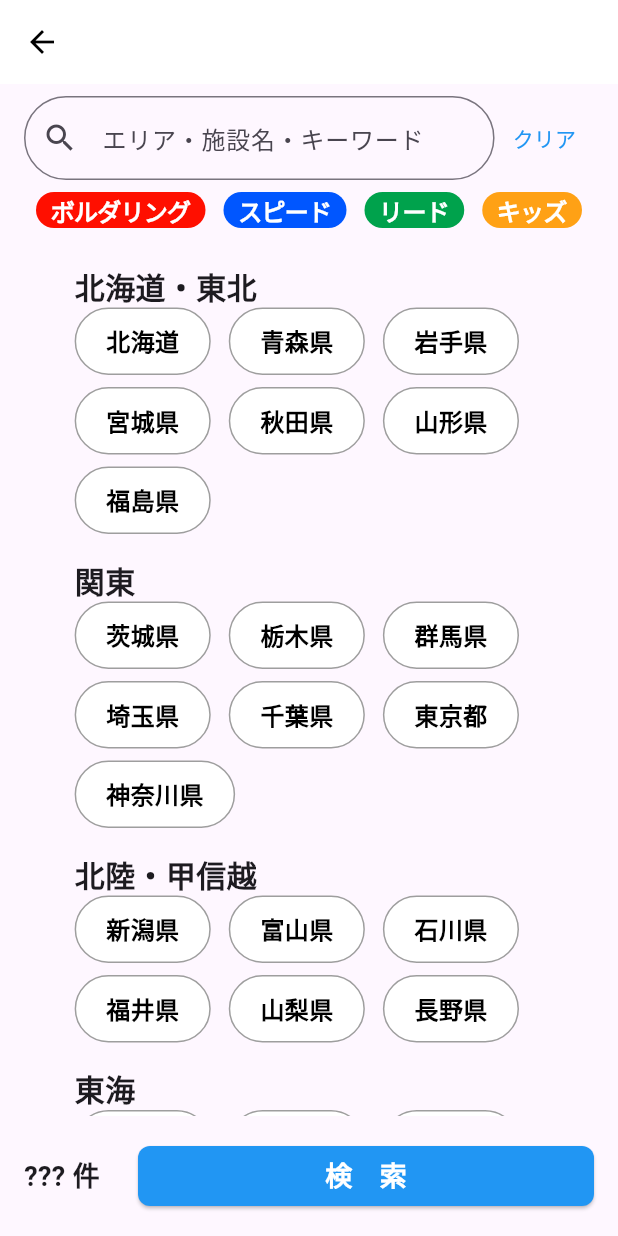
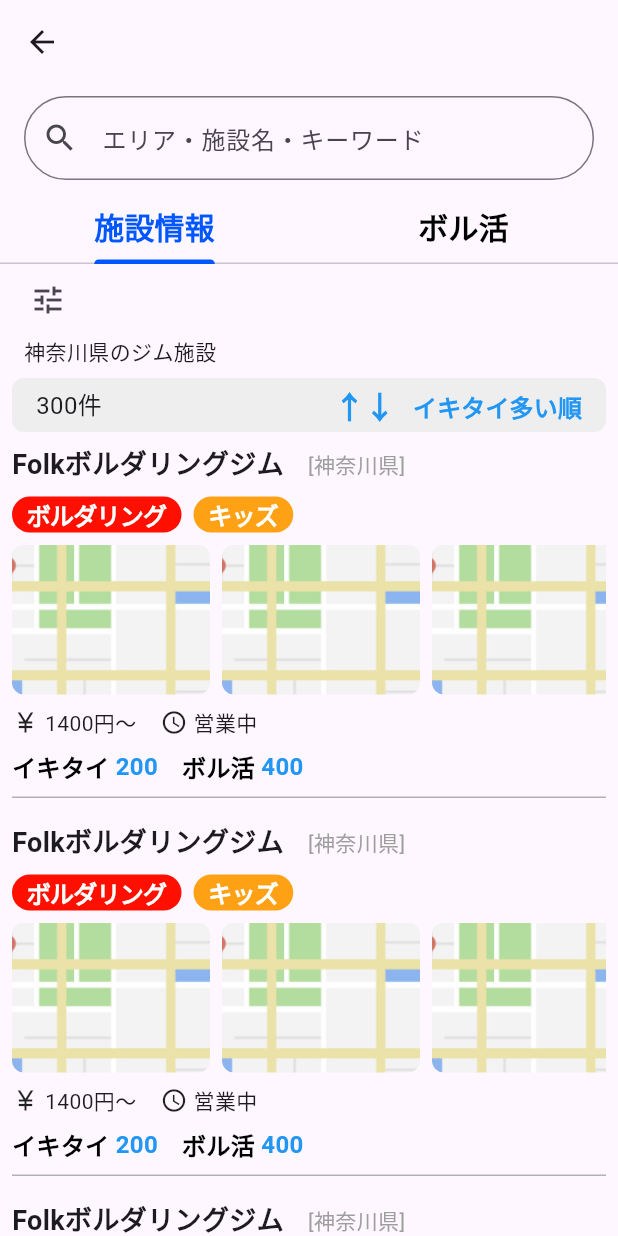
Before and after one commit to MRIkaito/bouldering_app, a Flutter app: the SearchGimPage screen opened directly, after a tap on an icon or button, on a phone screen of 412 x 824 dp. Run offline on Flutter 3.47's test engine with Material 3 defaults, Android fonts, the phone set to English and light mode, and no system bars; our stand-ins replace auto_route, flutter_riverpod, flutter_svg, google_fonts; project files that could hold a hidden picture were left out.

Commit message:
ジム検索結果画面を実装

```diff
--- a/lib/view/components/boul_log.dart
+++ b/lib/view/components/boul_log.dart
@@ -2,35 +2,18 @@ import 'package:flutter/material.dart';
 
 class BoulLog extends StatelessWidget {
   final String userName;
-  //final String userRole;
   final String date;
   final String gymName;
   final String gymLocation;
   final String activity;
-  // final String userIconUrl;
-  // final String imageUrl;
 
   const BoulLog({
     super.key,
-    /* 本来はすべて必要・・・本番では下記のrequiredをつける */
-    // required this.userName,
-    // required this.userRole,
-    // required this.date,
-    // required this.gymName,
-    // required this.gymLocation,
-    // required this.activity,
-    // required this.userIconUrl,
-    // required this.imageUrl,
-
-    // デモ用：userIconUrl, imageUrlは，設定する必要あり．今はただの◯とか写真をベタ書きで設定
-    this.userName = 'ムラーん',
-    // this.userRole,
+    this.userName = 'ムラーン',
     this.date = '2024.09.23',
     this.gymName = 'Folkボルダリングジム',
     this.gymLocation = '[神奈川県]',
     this.activity = 'いまセッションやってます！',
-    // this.userIconUrl,
-    // this.imageUrl,
   });
 
   @override
@@ -46,7 +29,6 @@ class BoulLog extends StatelessWidget {
               // 丸いアイコン部分
               const CircleAvatar(
                 radius: 24,
-                // backgroundImage: NetworkImage(userIconUrl),    // 本番はDBから取得したアイコンを表示
                 backgroundImage:
                     AssetImage("lib/view/assets/test_user_icon.png"),
               ),
@@ -113,14 +95,6 @@ class BoulLog extends StatelessWidget {
                 ),
                 const SizedBox(height: 8),
                 // 活動の画像
-                // 下記，本番用
-                // Image.network(
-                //   imageUrl,
-                //   height: 150,
-                //   width: double.infinity,
-                //   fit: BoxFit.cover,
-                // ),
-                // 下記，ここからデモ用
                 Container(
                   width: 359,
                   height: 136,
@@ -134,17 +108,15 @@ class BoulLog extends StatelessWidget {
                     ),
                   ),
                 ),
-                // ここまでデモ用
               ],
             ),
           ),
           // 下線
           const SizedBox(height: 8),
-          // 下線部分
           Container(
             width: MediaQuery.of(context).size.width - 16,
             height: 1,
-            color: Color(0xFFB1B1B1),
+            color: const Color(0xFFB1B1B1),
           ),
         ],
       ),
--- a/lib/view/components/gim_card.dart
+++ b/lib/view/components/gim_card.dart
@@ -1,7 +1,5 @@
 import 'package:bouldering_app/view/components/gim_category.dart';
 import 'package:flutter/material.dart';
-import 'package:bouldering_app/view/components/bouldering.dart';
-import 'package:bouldering_app/view/components/kids.dart';
 
 class GimCard extends StatelessWidget {
   final String gymName;
@@ -52,7 +50,11 @@ class GimCard extends StatelessWidget {
             ],
           ),
           const SizedBox(height: 8),
-          Row(
+
+          // 更新：横スクロールできるようにした。
+          SingleChildScrollView(
+            scrollDirection: Axis.horizontal,
+            child: Row(
               mainAxisAlignment: MainAxisAlignment.spaceBetween,
               children: [
                 // Placeholder for gym images, using Flutter logo for demo purposes
@@ -73,6 +75,7 @@ class GimCard extends StatelessWidget {
                           ),
                         )),
               ],
+            ),
           ),
           const SizedBox(height: 8),
           Row(
--- a/lib/view/pages/logined_my_page.dart
+++ b/lib/view/pages/logined_my_page.dart
@@ -12,7 +12,7 @@ class LoginedMyPage extends StatelessWidget {
   @override
   Widget build(BuildContext context) {
     return DefaultTabController(
-      length: 2, // タブの数(SwitcherTab内のタブ数と一致する)
+      length: 2,
       child: Scaffold(
         appBar: AppBar(),
         body: SafeArea(
@@ -27,40 +27,38 @@ class LoginedMyPage extends StatelessWidget {
                       crossAxisAlignment: CrossAxisAlignment.start,
                       children: [
                         // ユーザ欄
-                        const UserLogoAndName(
-                            userName: 'ログインユーザ名'), // 取得したユーザ名を表示
+                        const UserLogoAndName(userName: 'ログインユーザ名'),
                         const SizedBox(height: 16),
-
                         // ボル活
-                        const ThisMonthBoulLog(), // 各ユーザのボル活を下に計算して表示
+                        const ThisMonthBoulLog(),
                         const SizedBox(height: 8),
-
                         // お気に入り・お気に入られ
-                        const Row(
+                        Row(
                           mainAxisAlignment: MainAxisAlignment.spaceBetween,
                           children: [
                             Button(
                               buttonName: "お気に入り",
-                              buttonWidth: 196,
+                              buttonWidth:
+                                  ((MediaQuery.of(context).size.width) / 2) -
+                                      24,
                               buttonHeight: 36,
                               buttonTextColorCode: 0xFF000000,
                             ),
                             Button(
                               buttonName: "お気に入られ",
-                              buttonWidth: 196,
+                              buttonWidth:
+                                  ((MediaQuery.of(context).size.width) / 2) -
+                                      24,
                               buttonHeight: 36,
                               buttonTextColorCode: 0xFF000000,
                             ),
                           ],
                         ),
                         const SizedBox(height: 8),
-
                         // 自己紹介文
-                        // Containerを使用して幅制約を設ける
                         Container(
                           width: double.infinity,
                           child: const Text(
-                            // 各ユーザーの紹介文を取得して表示
                             "今はまだ5級しか登れませんが，将来は1級を登れるようになることが目標です！！よろしくお願いします！",
                             textAlign: TextAlign.left,
                             softWrap: true,
@@ -77,7 +75,6 @@ class LoginedMyPage extends StatelessWidget {
                           ),
                         ),
                         const SizedBox(height: 12),
-
                         // 好きなジム欄
                         const Text(
                           "好きなジム",
@@ -94,7 +91,6 @@ class LoginedMyPage extends StatelessWidget {
                         Container(
                           width: double.infinity,
                           child: const Text(
-                            // 各ユーザーの好きなジムをそのまま表示する
                             """
 ・Folkボルダリングジム
 ・Dボルダリング綱島
@@ -113,26 +109,25 @@ class LoginedMyPage extends StatelessWidget {
                             ),
                           ),
                         ),
-
+                        const SizedBox(height: 8),
                         // ボル活歴
-                        Row(children: [
-                          SvgPicture.asset(
-                            'lib/view/assets/date_range.svg',
-                          ),
-                          const SizedBox(width: 8),
-                          const Text("1年2ヶ月"), // ユーザのボル活歴を取得
-                        ]),
-
+                        Row(
+                          children: [
+                            SvgPicture.asset('lib/view/assets/date_range.svg'),
+                            const SizedBox(width: 8),
+                            const Text("1年2ヶ月"),
+                          ],
+                        ),
                         const SizedBox(height: 8),
                         // ホームジム
-                        Row(children: [
-                          SvgPicture.asset(
-                            'lib/view/assets/home_gim_icon.svg',
-                          ),
-                          const SizedBox(width: 8),
-                          const Text("Folkボルダリングジム") // ユーザのホームジムを取得
-                        ]),
-
+                        Row(
+                          children: [
+                            SvgPicture.asset(
+                                'lib/view/assets/home_gim_icon.svg'),
+                            const SizedBox(width: 8),
+                            const Text("Folkボルダリングジム"),
+                          ],
+                        ),
                         const SizedBox(height: 16),
                       ],
                     ),
@@ -161,26 +156,12 @@ class LoginedMyPage extends StatelessWidget {
             },
             body: TabBarView(
               children: [
-                // ボル活タブのコンテンツ例
-                // ListView.builder(
-                //   itemCount: 20,
-                //   itemBuilder: (context, index) {
-                //     return ListTile(
-                //       title: Text('ボル活のアイテム ${index + 1}'),
-                //     );
-                //   },
-                // ),
                 ListView.builder(
                   itemCount: 4,
                   itemBuilder: (context, index) {
                     return const BoulLog();
                   },
                 ),
-                // イキタイタブのコンテンツ
-                // const Center(
-                //   child: Text("イキタイのコンテンツがここに表示されます。"),
-                // ),
-
                 ListView.builder(
                   itemCount: 4,
                   itemBuilder: (context, index) {
@@ -211,7 +192,7 @@ class _SliverAppBarDelegate extends SliverPersistentHeaderDelegate {
   Widget build(
       BuildContext context, double shrinkOffset, bool overlapsContent) {
     return Container(
-      color: Color(0xFFFEF7FF),
+      color: const Color(0xFFFEF7FF),
       child: _tabBar,
     );
   }
--- a/lib/view/pages/search_gim_page.dart
+++ b/lib/view/pages/search_gim_page.dart
@@ -1,5 +1,6 @@
 import 'package:auto_route/auto_route.dart';
 import 'package:bouldering_app/view/components/gim_category.dart';
+import 'package:bouldering_app/view/pages/searched_gim_list_page.dart';
 import 'package:flutter/material.dart';
 
 // 遷移先のページ
@@ -158,10 +159,17 @@ class _SearchGimPageState extends State<SearchGimPage> {
                     style:
                         TextStyle(fontSize: 18, fontWeight: FontWeight.bold)),
                 ElevatedButton(
-                  onPressed: () {},
+                  onPressed: () {
+                    // 設定した条件に応じて、検索押下
+                    // Navigatorで画面遷移を行う
+                    Navigator.push(
+                      context,
+                      MaterialPageRoute(
+                        builder: (context) => const SearchedGimListPage(),
+                      ),
+                    );
+                  },
                   style: ElevatedButton.styleFrom(
-                    // padding:
-                    //     const EdgeInsets.symmetric(horizontal: 32, vertical: 0),
                     fixedSize: const Size(304, 32),
                     shape: RoundedRectangleBorder(
                       borderRadius: BorderRadius.circular(8),
--- /dev/null
+++ b/lib/view/pages/searched_gim_list_page.dart
@@ -0,0 +1,160 @@
+import 'package:bouldering_app/view/components/switcher_tab.dart';
+import 'package:flutter/material.dart';
+import 'package:bouldering_app/view/components/gim_card.dart';
+
+class SearchedGimListPage extends StatelessWidget {
+  const SearchedGimListPage({super.key});
+
+  @override
+  Widget build(BuildContext context) {
+    return DefaultTabController(
+      length: 2,
+      child: Scaffold(
+        appBar: AppBar(
+          elevation: 0,
+        ),
+        body: Column(
+          children: [
+            // 検索ボックス
+            Container(
+              padding: const EdgeInsets.symmetric(horizontal: 16, vertical: 8),
+              child: Row(
+                children: [
+                  Expanded(
+                    child: TextField(
+                      decoration: InputDecoration(
+                        hintText: 'エリア・施設名・キーワード',
+                        border: OutlineInputBorder(
+                          borderRadius: BorderRadius.circular(32),
+                          borderSide: const BorderSide(color: Colors.grey),
+                        ),
+                        prefixIcon: const Icon(Icons.search),
+                      ),
+                    ),
+                  ),
+                ],
+              ),
+            ),
+
+            // タブバー
+            const SwitcherTab(leftTabName: "施設情報", rightTabName: "ボル活"),
+
+            // タブビュー内でのリスト
+            Expanded(
+              child: TabBarView(
+                children: [
+                  SingleChildScrollView(
+                    child: Column(
+                      crossAxisAlignment: CrossAxisAlignment.start,
+                      children: [
+                        // チューニングアイコンと検索条件
+                        Padding(
+                          padding: const EdgeInsets.symmetric(horizontal: 8.0),
+                          child: Column(
+                            crossAxisAlignment: CrossAxisAlignment.start,
+                            children: [
+                              IconButton(
+                                icon: const Icon(Icons.tune),
+                                onPressed: () {},
+                              ),
+                              Container(
+                                padding: const EdgeInsets.only(
+                                    left: 8, right: 8, bottom: 8),
+                                child: const Text("神奈川県のジム施設"),
+                              ),
+                              Container(
+                                height: 36,
+                                padding:
+                                    const EdgeInsets.only(left: 16, right: 4),
+                                decoration: BoxDecoration(
+                                  color: Color(0xFFEEEEEE),
+                                  borderRadius: BorderRadius.circular(8),
+                                ),
+                                child: Row(
+                                  mainAxisAlignment:
+                                      MainAxisAlignment.spaceBetween,
+                                  children: [
+                                    const Text(
+                                      "300件",
+                                      style: TextStyle(
+                                        fontSize: 16,
+                                        fontWeight: FontWeight.w400,
+                                      ),
+                                    ),
+                                    Row(
+                                      children: [
+                                        const Text(
+                                          "↑↓",
+                                          style: TextStyle(
+                                            fontSize: 20,
+                                            color: Colors.blue,
+                                            fontWeight: FontWeight.w900,
+                                          ),
+                                        ),
+                                        TextButton(
+                                          onPressed: () {},
+                                          child: const Text(
+                                            "イキタイ多い順",
+                                            style: TextStyle(
+                                              fontSize: 16,
+                                              color: Colors.blue,
+                                              fontWeight: FontWeight.w900,
+                                            ),
+                                          ),
+                                        ),
+                                      ],
+                                    ),
+                                  ],
+                                ),
+                              ),
+                            ],
+                          ),
+                        ),
+
+                        // ジムリスト
+                        ListView.builder(
+                          physics: const NeverScrollableScrollPhysics(),
+                          shrinkWrap: true,
+                          itemCount: 3, // ダミーデータとして3つのジムを表示
+                          itemBuilder: (context, index) {
+                            return const GimCard(
+                              gymName: 'Folkボルダリングジム',
+                              gymLocation: '[神奈川県]',
+                              ikitaiCount: 200,
+                              boulCount: 400,
+                            );
+                          },
+                        ),
+                      ],
+                    ),
+                  ),
+
+                  // 2つ目のタブの内容（例として同じリストを表示）
+                  SingleChildScrollView(
+                    child: Column(
+                      children: [
+                        ListView.builder(
+                          physics: const NeverScrollableScrollPhysics(),
+                          shrinkWrap: true,
+                          itemCount: 3, // ダミーデータとして3つのジムを表示
+                          itemBuilder: (context, index) {
+                            return const GimCard(
+                              gymName: 'Folkボルダリングジム',
+                              gymLocation: '[神奈川県]',
+                              ikitaiCount: 200,
+                              boulCount: 400,
+                            );
+                          },
+                        ),
+                      ],
+                    ),
+                  ),
+                ],
+              ),
+            ),
+          ],
+        ),
+      ),
+    );
+  }
+}
```
Also changed, not shown: 3 other files. Lines whose indentation alone changed are shown as unchanged.
